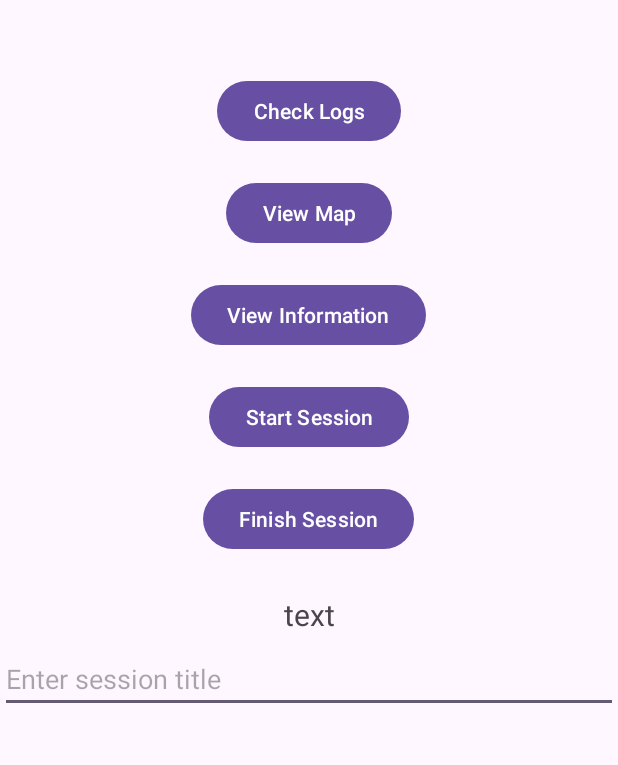
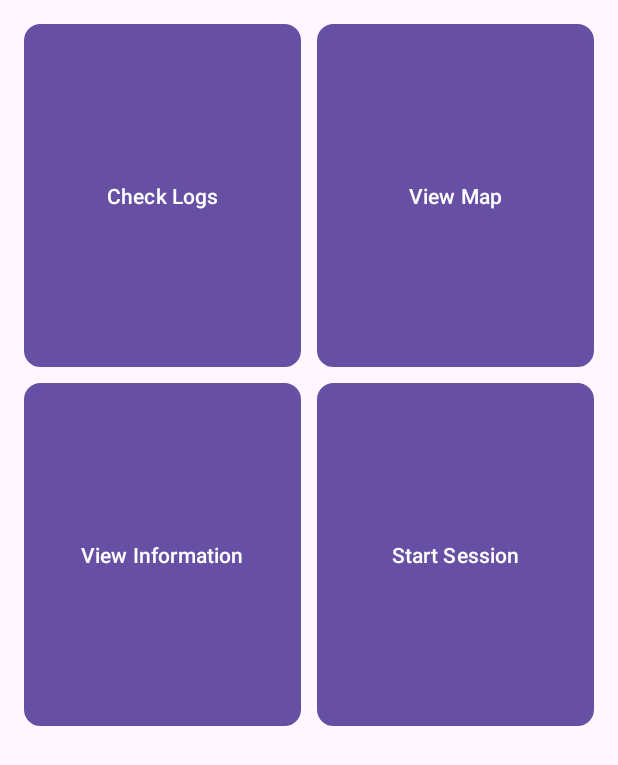
Before and after one commit to MichaelTj02/IAT359_Final_Project, an Android app: the MainActivity screen opened directly, with no data from a screen before it, after a tap on "View Information", on a phone screen of 412 x 824 dp. Shown: the top 765 px of the screen. Run offline under Robolectric (Android 15) with nearby library versions, the light colour scheme and no system bars.

Commit message:
view location web search and mainActivity UI

```diff
--- a/app/src/main/java/com/example/iat359_final_project/MainActivity.java
+++ b/app/src/main/java/com/example/iat359_final_project/MainActivity.java
@@ -7,6 +7,8 @@ import android.hardware.Sensor;
 import android.hardware.SensorEvent;
 import android.hardware.SensorEventListener;
 import android.hardware.SensorManager;
+import android.location.Address;
+import android.location.Geocoder;
 import android.net.Uri;
 import android.os.Bundle;
 import android.util.Log;
@@ -22,8 +24,13 @@ import android.widget.EditText;
 import android.widget.TextView;
 import android.widget.Toast;
 
+import com.google.android.gms.location.FusedLocationProviderClient;
+import com.google.android.gms.location.LocationServices;
+
+import java.io.IOException;
 import java.text.SimpleDateFormat;
 import java.util.Date;
+import java.util.List;
 import java.util.Locale;
 
 public class MainActivity extends AppCompatActivity implements SensorEventListener {
@@ -50,11 +57,11 @@ public class MainActivity extends AppCompatActivity implements SensorEventListen
         Button btnCheckLogs = findViewById(R.id.btnCheckLogs);
         Button btnViewMap = findViewById(R.id.btnViewMap);
         Button btnStartSession = findViewById(R.id.btnStartSession);
-        Button btnFinishSession = findViewById(R.id.btnFinishSession);
-        Button btnLocInfo = findViewById(R.id.btnInfo);
-        sessionTitleEditText = findViewById(R.id.sessionTitleEditText);
+        Button btnLocInfo = findViewById(R.id.btnViewInformation);
 
-        stepCounterTextView = (TextView) findViewById(R.id.stepCounterText);
+//        sessionTitleEditText = findViewById(R.id.sessionTitleEditText);
+//
+//        stepCounterTextView = (TextView) findViewById(R.id.stepCounterText);
 
         db = new Database(this);
 
@@ -91,17 +98,17 @@ public class MainActivity extends AppCompatActivity implements SensorEventListen
             }
         });
 
-        btnFinishSession.setOnClickListener(new View.OnClickListener() { // set finish session onClick
-            @Override
-            public void onClick(View v) {
-                //finishSession();
-            }
-        });
+//        btnFinishSession.setOnClickListener(new View.OnClickListener() { // set finish session onClick
+//            @Override
+//            public void onClick(View v) {
+//                //finishSession();
+//            }
+//        });
 
         btnLocInfo.setOnClickListener(new View.OnClickListener() { // set search info button onClick
             @Override
             public void onClick(View v) {
-                performWebSearch("Vancouver"); // Replace with actual location data if available
+                performWebSearch(); // Replace with actual location data if available
             }
         });
 
@@ -246,6 +253,45 @@ public class MainActivity extends AppCompatActivity implements SensorEventListen
         startActivity(intent);
     }
 
+    private void performWebSearch() {
+        FusedLocationProviderClient fusedLocationClient = LocationServices.getFusedLocationProviderClient(this);
+        if (ActivityCompat.checkSelfPermission(this, Manifest.permission.ACCESS_FINE_LOCATION) != PackageManager.PERMISSION_GRANTED && ActivityCompat.checkSelfPermission(this, Manifest.permission.ACCESS_COARSE_LOCATION) != PackageManager.PERMISSION_GRANTED) {
+            // TODO: Consider calling ActivityCompat#requestPermissions
+            return;
+        }
+        fusedLocationClient.getLastLocation()
+                .addOnSuccessListener(this, location -> {
+                    if (location != null) {
+                        double latitude = location.getLatitude();
+                        double longitude = location.getLongitude();
+                        String city = getCityFromLocation(latitude, longitude);
+
+                        // Search the city on Google
+                        String query = "https://www.google.com/search?q=" + city;
+                        Intent intent = new Intent(Intent.ACTION_VIEW);
+                        intent.setData(Uri.parse(query));
+                        startActivity(intent);
+                    }
+                });
+    }
+
+    private String getCityFromLocation(double latitude, double longitude) {
+        Geocoder geocoder = new Geocoder(this);
+        String city = "";
+
+        try {
+            List<Address> addresses = geocoder.getFromLocation(latitude, longitude, 1);
+            if (addresses.size() > 0) {
+                city = addresses.get(0).getLocality();
+                // You can also retrieve more information like country, postal code, etc. from the Address object
+            }
+        } catch (IOException e) {
+            e.printStackTrace();
+        }
+
+        return city;
+    }
+
 
 //    public void startSession (View v) {
 //        sensorManager.registerListener(this, stepDetector, SensorManager.SENSOR_DELAY_UI);
--- /dev/null
+++ b/app/src/main/res/drawable/rounded_rectangle_button.xml
@@ -0,0 +1,11 @@
+<?xml version="1.0" encoding="utf-8"?>
+<shape xmlns:android="http://schemas.android.com/apk/res/android"
+    xmlns:tools="http://schemas.android.com/tools"
+    android:shape="rectangle"
+    tools:ignore="ExtraText">
+    <corners android:radius="10dp" /> <!-- Adjust the radius for more/less rounding -->
+    <solid android:color="#49289c" /> <!-- Change to your preferred color -->
+    <stroke
+        android:width="2dp"
+        android:color="#341e6e" /> <!-- Change to your preferred border color -->
+</shape>
--- a/app/src/main/res/layout/activity_main.xml
+++ b/app/src/main/res/layout/activity_main.xml
@@ -1,86 +1,74 @@
 <?xml version="1.0" encoding="utf-8"?>
-<RelativeLayout xmlns:android="http://schemas.android.com/apk/res/android"
+
+
+<LinearLayout
+    xmlns:android="http://schemas.android.com/apk/res/android"
     android:layout_width="match_parent"
-    android:layout_height="match_parent">
+    android:layout_height="500dp"
+    android:orientation="vertical">
 
-    <!-- Button to check logs -->
+    <GridLayout xmlns:android="http://schemas.android.com/apk/res/android"
+        android:id="@+id/gridLayout"
+        android:layout_width="match_parent"
+        android:layout_height="match_parent"
+        android:columnCount="2"
+        android:rowCount="2"
+        android:padding="16dp"
+        android:alignmentMode="alignMargins"
+        android:columnOrderPreserved="false"
+        android:rowOrderPreserved="false">
+
+        <!-- Check Logs Button -->
         <Button
             android:id="@+id/btnCheckLogs"
-        android:layout_width="wrap_content"
-        android:layout_height="wrap_content"
+            android:layout_width="0dp"
+            android:layout_height="0dp"
+            android:layout_marginRight="5dp"
+            android:layout_marginBottom="5dp"
             android:text="Check Logs"
-        android:layout_marginTop="50dp"
-        android:layout_centerHorizontal="true" />
+            android:background="@drawable/rounded_rectangle_button"
+            android:layout_columnWeight="1"
+            android:layout_rowWeight="1"
+            android:layout_gravity="fill"/>
 
-    <!-- Button to view map -->
+        <!-- View Map Button -->
         <Button
             android:id="@+id/btnViewMap"
-        android:layout_width="wrap_content"
-        android:layout_height="wrap_content"
+            android:layout_width="0dp"
+            android:layout_height="0dp"
+            android:layout_marginLeft="5dp"
+            android:layout_marginBottom="5dp"
             android:text="View Map"
-        android:layout_below="@id/btnCheckLogs"
-        android:layout_marginTop="20dp"
-        android:layout_centerHorizontal="true" />
+            android:background="@drawable/rounded_rectangle_button"
+            android:layout_columnWeight="1"
+            android:layout_rowWeight="1"
+            android:layout_gravity="fill"/>
 
-    <!-- Button to search information -->
+        <!-- View Information Button -->
         <Button
-        android:id="@+id/btnInfo"
-        android:layout_width="wrap_content"
-        android:layout_height="wrap_content"
-        android:gravity="center"
+            android:id="@+id/btnViewInformation"
+            android:layout_width="0dp"
+            android:layout_height="0dp"
+            android:layout_marginRight="5dp"
+            android:layout_marginTop="5dp"
             android:text="View Information"
-        android:layout_below="@id/btnViewMap"
-        android:layout_marginTop="20dp"
-        android:layout_centerHorizontal="true" />
+            android:background="@drawable/rounded_rectangle_button"
+            android:layout_columnWeight="1"
+            android:layout_rowWeight="1"
+            android:layout_gravity="fill"/>
 
-    <!-- Button to start session -->
+        <!-- Start Session Button -->
         <Button
             android:id="@+id/btnStartSession"
-        android:layout_width="wrap_content"
-        android:layout_height="wrap_content"
+            android:layout_width="0dp"
+            android:layout_height="0dp"
+            android:layout_marginLeft="5dp"
+            android:layout_marginTop="5dp"
             android:text="Start Session"
-        android:layout_below="@id/btnInfo"
-        android:layout_marginTop="20dp"
-        android:layout_centerHorizontal="true"
-        android:onClick="startSession" />
+            android:background="@drawable/rounded_rectangle_button"
+            android:layout_columnWeight="1"
+            android:layout_rowWeight="1"
+            android:layout_gravity="fill"/>
 
-    <Button
-        android:id="@+id/btnFinishSession"
-        android:layout_width="wrap_content"
-        android:layout_height="wrap_content"
-        android:text="Finish Session"
-        android:layout_below="@id/btnStartSession"
-        android:layout_marginTop="20dp"
-        android:layout_centerHorizontal="true"
-        android:onClick="startSession" />
-
-    <LinearLayout
-        android:layout_width="match_parent"
-        android:layout_height="match_parent"
-        android:orientation="vertical"
-        android:layout_below="@id/btnFinishSession"
-        android:layout_marginTop="20dp"
-        android:layout_centerHorizontal="true" >
-
-        <TextView
-            android:id="@+id/stepCounterText"
-            android:layout_width="match_parent"
-            android:layout_height="40dp"
-            android:gravity="center"
-            android:text="text"
-            android:textSize="20sp" />
-
-        <EditText
-            android:id="@+id/sessionTitleEditText"
-            android:layout_width="match_parent"
-            android:layout_height="wrap_content"
-            android:hint="Enter session title"
-            android:inputType="text" />
-
-        <!-- text to show the step counter -->
-
-
-
+    </GridLayout>
 </LinearLayout>
-
-</RelativeLayout>
```
Lines whose indentation alone changed are shown as unchanged.
